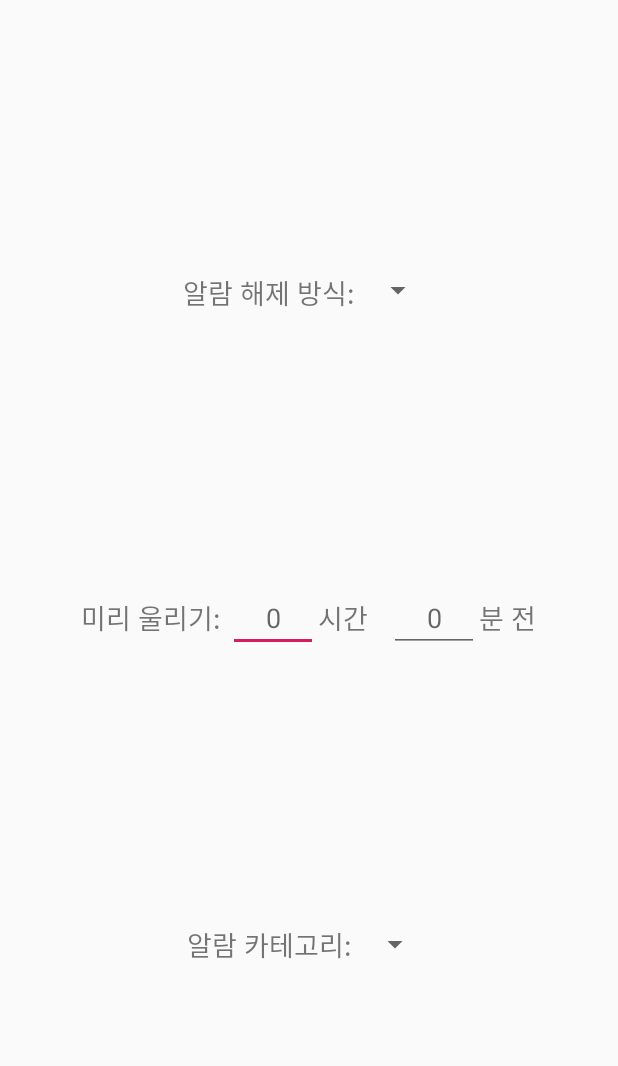
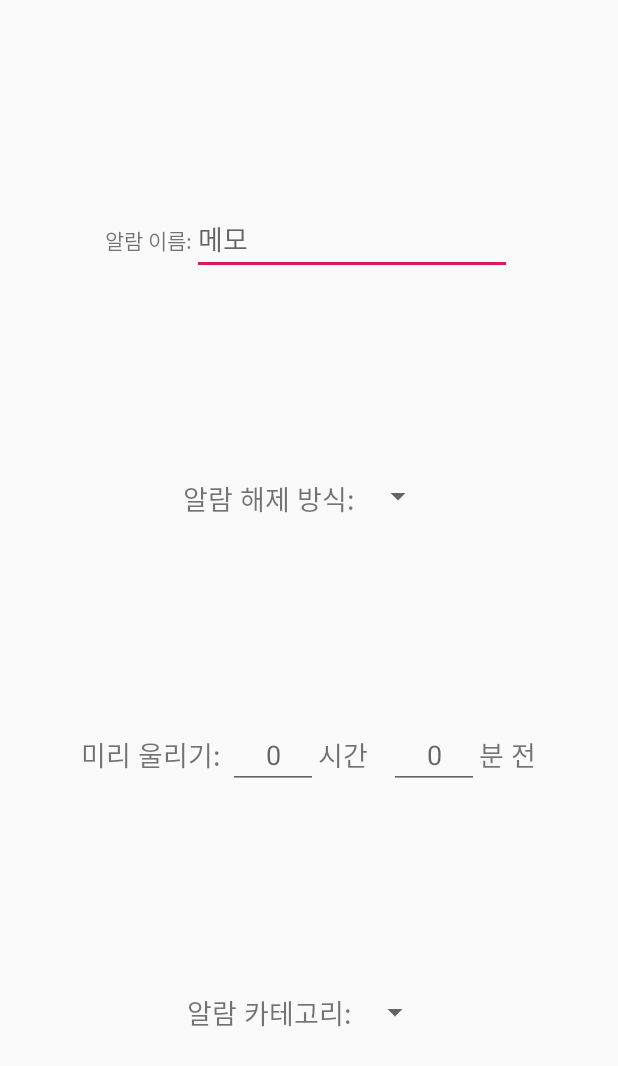
Before and after one commit to cool1726/alarmapp12, an Android app: the layout alarm_setting_advanced.xml on its own in the app's theme, with its tools: preview values and no code run, on a phone screen of 412 x 824 dp. Shown: the top 1066 px of the screen. Run offline under Robolectric (Android 15) with nearby library versions, the phone set to English and light mode, and no system bars.

Commit message:
알람별 제목(메모기능) 추가할 수 있도록 함

```diff
--- a/app/src/main/java/org/siwonlee/alarmapp12/AlarmListAdapter.kt
+++ b/app/src/main/java/org/siwonlee/alarmapp12/AlarmListAdapter.kt
@@ -51,6 +51,8 @@ class AlarmListAdapter(val context: Context, val alarmlist: ArrayList<Alarm_Data
             itemView.time_in_list.text = "${hr.toTime()}:${min.toTime()}"
             itemView.date_in_list.text = ringDate
 
+            itemView.alarm_name.text = data.name
+
             // ViewHolder내에서 setOnClickListener 아이템 클릭 event
             // adapterPosition으로 클릭한 아이템의 인덱스값 전달
             itemView.setOnClickListener {
--- a/app/src/main/java/org/siwonlee/alarmapp12/Alarm_Data.kt
+++ b/app/src/main/java/org/siwonlee/alarmapp12/Alarm_Data.kt
@@ -13,6 +13,7 @@ data class Alarm_Data(
     var phr: Int = 0,
     var pmin: Int = 0,
     var switch: MutableList<Boolean> = mutableListOf(false, false, false, false, false, false, false, false),
+    var name: String = "",
     var solver: Int = 0,
     var qr: String = "",
     var category: String = "기본",
@@ -25,6 +26,7 @@ fun Alarm_Data(map: HashMap<String, Any>): Alarm_Data {
         phr = (map["phr"] as Long).toInt(),
         pmin = (map["pmin"] as Long).toInt(),
         switch = map["switch"] as MutableList<Boolean>,
+        name = map["name"] as String,
         solver = (map["solver"] as Long).toInt(),
         qr = map["qr"] as String,
         category = map["category"] as String,
@@ -37,6 +39,7 @@ fun Alarm_Data.isEqual(other: Alarm_Data): Boolean {
             this.phr == other.phr &&
             this.pmin == other.pmin &&
             this.switch == other.switch &&
+            this.name == other.name &&
             this.solver == other.solver &&
             this.qr == other.qr &&
             this.category == other.category &&
--- a/app/src/main/res/layout/alarm_setting_advanced.xml
+++ b/app/src/main/res/layout/alarm_setting_advanced.xml
@@ -4,6 +4,32 @@
     xmlns:tools="http://schemas.android.com/tools"
     android:layout_width="match_parent"
     android:layout_height="match_parent">
+
+    <LinearLayout
+        android:id="@+id/alarmNameSetter"
+        android:layout_width="match_parent"
+        android:layout_height="wrap_content"
+        android:orientation="horizontal"
+        android:gravity="center_horizontal"
+        app:layout_constraintBottom_toTopOf="@+id/alarmSolvingMethod"
+        app:layout_constraintTop_toTopOf="parent">
+
+        <TextView
+            android:id="@+id/a"
+            android:layout_width="wrap_content"
+            android:layout_height="wrap_content"
+            android:layout_weight="0"
+            android:text="알람 이름:" />
+
+        <EditText
+            android:id="@+id/alarmName"
+            android:layout_width="wrap_content"
+            android:layout_height="wrap_content"
+            android:layout_weight="0"
+            android:ems="10"
+            android:hint="메모"
+            android:inputType="textPersonName" />
+    </LinearLayout>
 
     <LinearLayout
         android:id="@+id/alarmSolvingMethod"
@@ -13,7 +39,7 @@
         android:orientation="horizontal"
 
         app:layout_constraintBottom_toTopOf="@+id/alarmPreRinging"
-        app:layout_constraintTop_toTopOf="parent">
+        app:layout_constraintTop_toBottomOf="@id/alarmNameSetter">
 
         <TextView
             android:id="@+id/aa"
```
Also changed, not shown: app/src/main/java/org/siwonlee/alarmapp12/AlarmSolving1.kt (+4 -4 lines), app/src/main/java/org/siwonlee/alarmapp12/MainActivity.kt (+7 -0 lines), app/src/main/res/layout/alarm_list_item.xml (+40 -26 lines).
